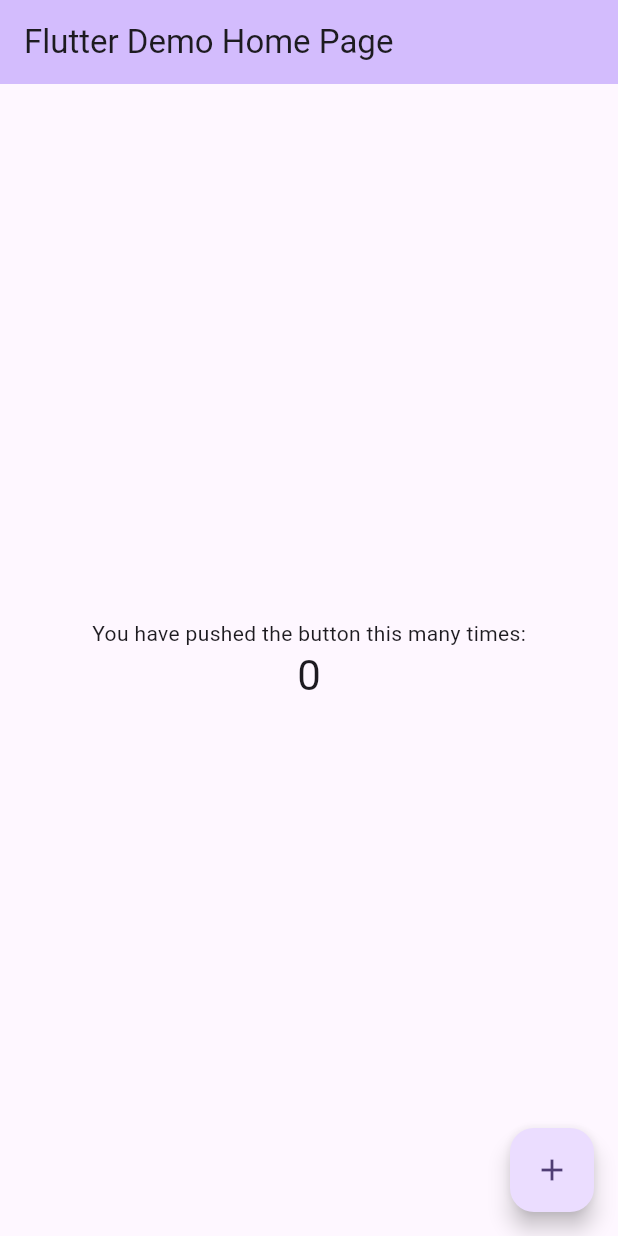
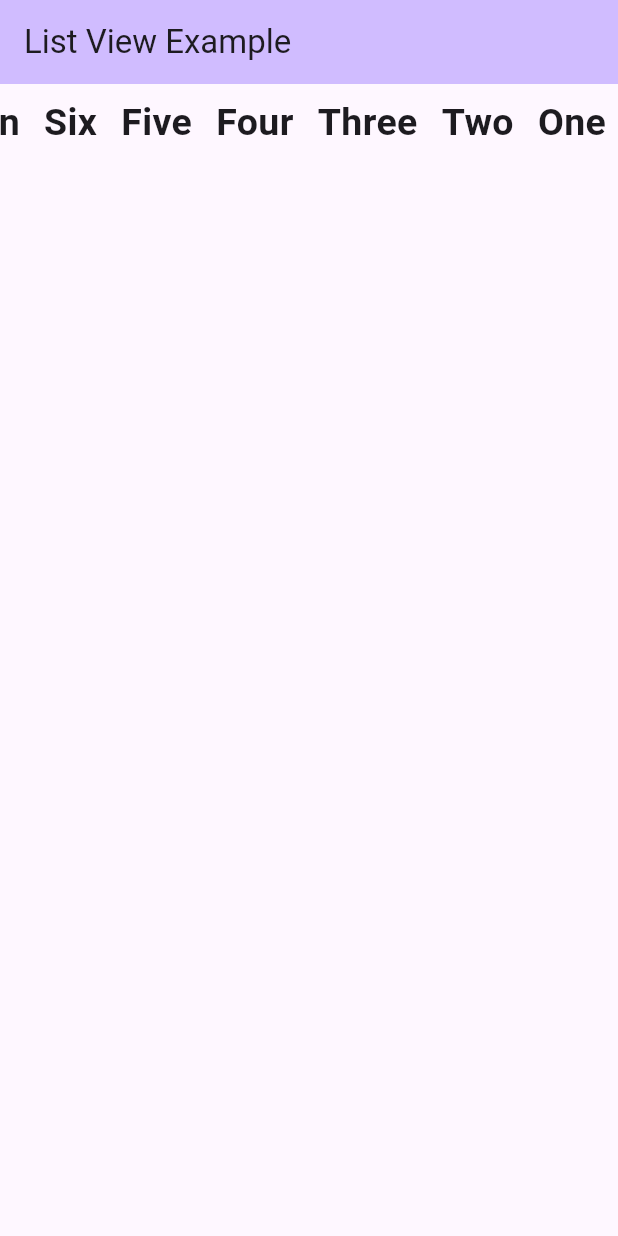
Before and after one commit to Viraj1812/list_view, a Flutter app: the screen it shows after launch, on a phone screen of 412 x 824 dp. Run offline on Flutter 3.47's test engine with Material 3 defaults, Android fonts, the phone set to English and light mode, and no system bars.

Commit message:
Normal List View

```diff
--- a/lib/main.dart
+++ b/lib/main.dart
@@ -1,125 +1,10 @@
 import 'package:flutter/material.dart';
+import 'package:list_view/my_home_page.dart';
 
 void main() {
-  runApp(const MyApp());
+  runApp(
+    const MaterialApp(
+      home: MyHomePage(),
+    ),
+  );
 }
-
-class MyApp extends StatelessWidget {
-  const MyApp({super.key});
-
-  // This widget is the root of your application.
-  @override
-  Widget build(BuildContext context) {
-    return MaterialApp(
-      title: 'Flutter Demo',
-      theme: ThemeData(
-        // This is the theme of your application.
-        //
-        // TRY THIS: Try running your application with "flutter run". You'll see
-        // the application has a purple toolbar. Then, without quitting the app,
-        // try changing the seedColor in the colorScheme below to Colors.green
-        // and then invoke "hot reload" (save your changes or press the "hot
-        // reload" button in a Flutter-supported IDE, or press "r" if you used
-        // the command line to start the app).
-        //
-        // Notice that the counter didn't reset back to zero; the application
-        // state is not lost during the reload. To reset the state, use hot
-        // restart instead.
-        //
-        // This works for code too, not just values: Most code changes can be
-        // tested with just a hot reload.
-        colorScheme: ColorScheme.fromSeed(seedColor: Colors.deepPurple),
-        useMaterial3: true,
-      ),
-      home: const MyHomePage(title: 'Flutter Demo Home Page'),
-    );
-  }
-}
-
-class MyHomePage extends StatefulWidget {
-  const MyHomePage({super.key, required this.title});
-
-  // This widget is the home page of your application. It is stateful, meaning
-  // that it has a State object (defined below) that contains fields that affect
-  // how it looks.
-
-  // This class is the configuration for the state. It holds the values (in this
-  // case the title) provided by the parent (in this case the App widget) and
-  // used by the build method of the State. Fields in a Widget subclass are
-  // always marked "final".
-
-  final String title;
-
-  @override
-  State<MyHomePage> createState() => _MyHomePageState();
-}
-
-class _MyHomePageState extends State<MyHomePage> {
-  int _counter = 0;
-
-  void _incrementCounter() {
-    setState(() {
-      // This call to setState tells the Flutter framework that something has
-      // changed in this State, which causes it to rerun the build method below
-      // so that the display can reflect the updated values. If we changed
-      // _counter without calling setState(), then the build method would not be
-      // called again, and so nothing would appear to happen.
-      _counter++;
-    });
-  }
-
-  @override
-  Widget build(BuildContext context) {
-    // This method is rerun every time setState is called, for instance as done
-    // by the _incrementCounter method above.
-    //
-    // The Flutter framework has been optimized to make rerunning build methods
-    // fast, so that you can just rebuild anything that needs updating rather
-    // than having to individually change instances of widgets.
-    return Scaffold(
-      appBar: AppBar(
-        // TRY THIS: Try changing the color here to a specific color (to
-        // Colors.amber, perhaps?) and trigger a hot reload to see the AppBar
-        // change color while the other colors stay the same.
-        backgroundColor: Theme.of(context).colorScheme.inversePrimary,
-        // Here we take the value from the MyHomePage object that was created by
-        // the App.build method, and use it to set our appbar title.
-        title: Text(widget.title),
-      ),
-      body: Center(
-        // Center is a layout widget. It takes a single child and positions it
-        // in the middle of the parent.
-        child: Column(
-          // Column is also a layout widget. It takes a list of children and
-          // arranges them vertically. By default, it sizes itself to fit its
-          // children horizontally, and tries to be as tall as its parent.
-          //
-          // Column has various properties to control how it sizes itself and
-          // how it positions its children. Here we use mainAxisAlignment to
-          // center the children vertically; the main axis here is the vertical
-          // axis because Columns are vertical (the cross axis would be
-          // horizontal).
-          //
-          // TRY THIS: Invoke "debug painting" (choose the "Toggle Debug Paint"
-          // action in the IDE, or press "p" in the console), to see the
-          // wireframe for each widget.
-          mainAxisAlignment: MainAxisAlignment.center,
-          children: <Widget>[
-            const Text(
-              'You have pushed the button this many times:',
-            ),
-            Text(
-              '$_counter',
-              style: Theme.of(context).textTheme.headlineMedium,
-            ),
-          ],
-        ),
-      ),
-      floatingActionButton: FloatingActionButton(
-        onPressed: _incrementCounter,
-        tooltip: 'Increment',
-        child: const Icon(Icons.add),
-      ), // This trailing comma makes auto-formatting nicer for build methods.
-    );
-  }
-}
--- /dev/null
+++ b/lib/my_home_page.dart
@@ -0,0 +1,119 @@
+import 'package:flutter/material.dart';
+
+class MyHomePage extends StatefulWidget {
+  const MyHomePage({super.key});
+
+  @override
+  State<MyHomePage> createState() => _MyHomePageState();
+}
+
+class _MyHomePageState extends State<MyHomePage> {
+  @override
+  Widget build(BuildContext context) {
+    return Scaffold(
+      appBar: AppBar(
+        backgroundColor: Theme.of(context).colorScheme.inversePrimary,
+        title: const Text('List View Example'),
+      ),
+
+      //ListView:
+
+      body: ListView(
+        scrollDirection: Axis.horizontal,
+        reverse: true,
+        children: const [
+          Padding(
+            padding: EdgeInsets.all(8.0),
+            child: Text(
+              'One',
+              style: TextStyle(
+                fontSize: 25,
+                fontWeight: FontWeight.bold,
+              ),
+            ),
+          ),
+          Padding(
+            padding: EdgeInsets.all(8.0),
+            child: Text(
+              'Two',
+              style: TextStyle(
+                fontSize: 25,
+                fontWeight: FontWeight.bold,
+              ),
+            ),
+          ),
+          Padding(
+            padding: EdgeInsets.all(8.0),
+            child: Text(
+              'Three',
+              style: TextStyle(
+                fontSize: 25,
+                fontWeight: FontWeight.bold,
+              ),
+            ),
+          ),
+          Padding(
+            padding: EdgeInsets.all(8.0),
+            child: Text(
+              'Four',
+              style: TextStyle(
+                fontSize: 25,
+                fontWeight: FontWeight.bold,
+              ),
+            ),
+          ),
+          Padding(
+            padding: EdgeInsets.all(8.0),
+            child: Text(
+              'Five',
+              style: TextStyle(
+                fontSize: 25,
+                fontWeight: FontWeight.bold,
+              ),
+            ),
+          ),
+          Padding(
+            padding: EdgeInsets.all(8.0),
+            child: Text(
+              'Six',
+              style: TextStyle(
+                fontSize: 25,
+                fontWeight: FontWeight.bold,
+              ),
+            ),
+          ),
+          Padding(
+            padding: EdgeInsets.all(8.0),
+            child: Text(
+              'Seven',
+              style: TextStyle(
+                fontSize: 25,
+                fontWeight: FontWeight.bold,
+              ),
+            ),
+          ),
+          Padding(
+            padding: EdgeInsets.all(8.0),
+            child: Text(
+              'Eight',
+              style: TextStyle(
+                fontSize: 25,
+                fontWeight: FontWeight.bold,
+              ),
+            ),
+          ),
+          Padding(
+            padding: EdgeInsets.all(8.0),
+            child: Text(
+              'Nine',
+              style: TextStyle(
+                fontSize: 25,
+                fontWeight: FontWeight.bold,
+              ),
+            ),
+          ),
+        ],
+      ),
+    );
+  }
+}
```
Also changed, not shown: 1 other file.
